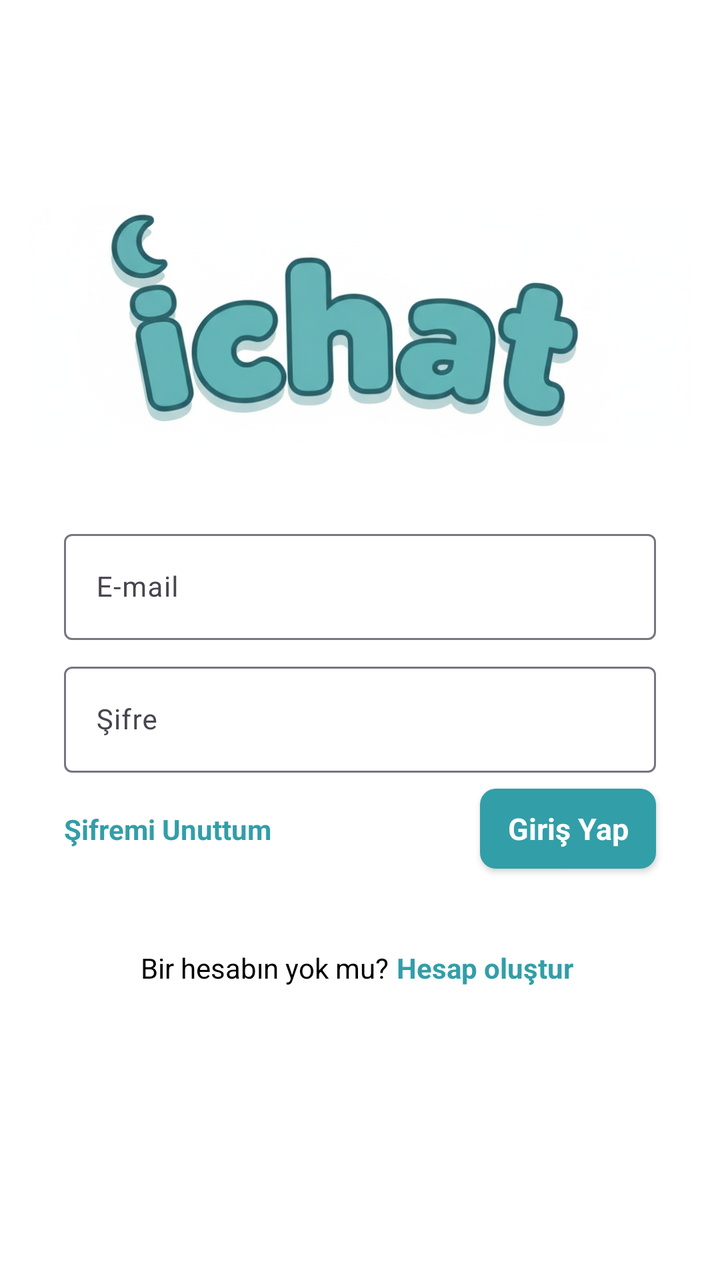
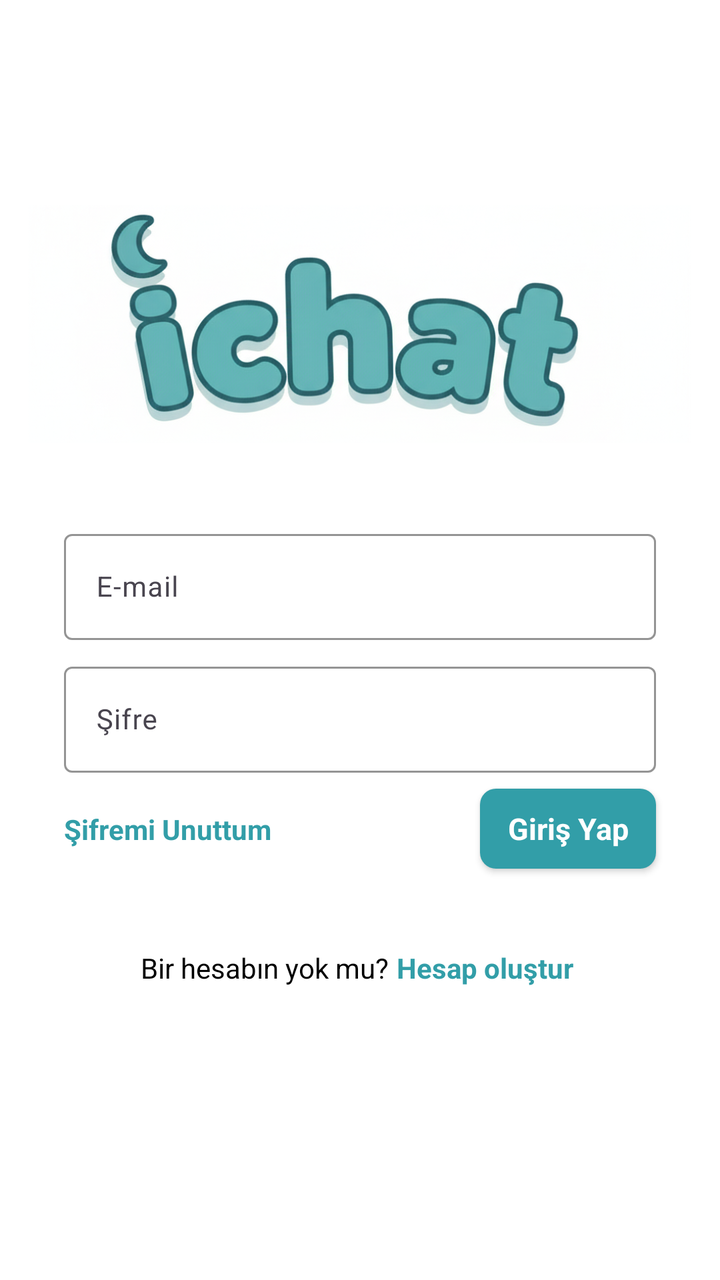

An Android layout rendered at two revisions. The XML below is the earlier revision; the diff shows what the commit changed to produce the second picture.
<!-- AndroidManifest.xml: application theme Theme.ChatApp -->
<!-- res/layout/fragment_login_page.xml -->
<?xml version="1.0" encoding="utf-8"?>
<androidx.constraintlayout.widget.ConstraintLayout xmlns:android="http://schemas.android.com/apk/res/android"
    xmlns:app="http://schemas.android.com/apk/res-auto"
    xmlns:tools="http://schemas.android.com/tools"
    android:layout_width="match_parent"
    android:layout_height="match_parent"
    tools:context=".fragments.LoginPage"
    android:background="@color/white">

    <ImageView
        android:id="@+id/logo"
        android:layout_width="0dp"
        android:layout_height="200dp"
        android:layout_marginEnd="14dp"
        android:scaleType="fitCenter"
        android:src="@drawable/logo"
        app:layout_constraintBottom_toTopOf="@+id/eMailTextFieldBox"
        app:layout_constraintEnd_toEndOf="parent"
        app:layout_constraintHorizontal_bias="0.0"
        app:layout_constraintStart_toStartOf="parent" />

    <com.google.android.material.textfield.TextInputLayout
        android:id="@+id/eMailTextFieldBox"
        android:layout_width="match_parent"
        android:layout_height="wrap_content"
        android:layout_marginStart="32dp"
        android:layout_marginEnd="32dp"
        style="@style/ThemeOverlay.Material3.AutoCompleteTextView.OutlinedBox"
        app:layout_constraintBottom_toTopOf="@id/guideVertical"
        app:layout_constraintEnd_toEndOf="parent"
        app:layout_constraintStart_toStartOf="parent">

        <EditText
            android:id="@+id/eMailTextField"
            android:layout_width="match_parent"
            android:layout_height="wrap_content"
            style="@style/primaryTextStyle"
            android:hint="@string/eMail"/>


    </com.google.android.material.textfield.TextInputLayout>


    <com.google.android.material.textfield.TextInputLayout
        android:id="@+id/passwordTextFieldBox"
        style="@style/ThemeOverlay.Material3.AutoCompleteTextView.OutlinedBox"
        android:layout_width="match_parent"
        android:layout_height="wrap_content"
        android:layout_marginStart="32dp"
        android:layout_marginTop="8dp"
        android:layout_marginEnd="32dp"
        app:layout_constraintEnd_toEndOf="parent"
        app:layout_constraintStart_toStartOf="parent"
        app:layout_constraintTop_toBottomOf="@id/guideVertical">

        <EditText
            android:id="@+id/passwordTextField"
            style="@style/primaryTextStyle"
            android:layout_width="match_parent"
            android:layout_height="wrap_content"
            android:hint="@string/password" />

    </com.google.android.material.textfield.TextInputLayout>


    <androidx.appcompat.widget.AppCompatButton
        android:id="@+id/girisYap"
        style="@style/primaryTextStyleOnBackground"
        android:layout_width="wrap_content"
        android:layout_height="40dp"
        android:layout_marginTop="8dp"
        android:background="@drawable/button_style"
        android:text="@string/login"
        android:textAllCaps="false"
        android:textSize="15sp"
        android:textStyle="bold"
        app:layout_constraintEnd_toEndOf="@+id/eMailTextFieldBox"
        app:layout_constraintTop_toBottomOf="@+id/passwordTextFieldBox" />


    <TextView
        android:id="@+id/forgotPassword"
        android:layout_width="wrap_content"
        android:layout_height="wrap_content"
        android:text="@string/forgot_password"
        style="@style/primaryTextStyle"
        android:textStyle="bold"
        android:textColor="@color/primary"
        app:layout_constraintBottom_toBottomOf="@+id/girisYap"
        app:layout_constraintStart_toStartOf="@+id/passwordTextFieldBox"
        app:layout_constraintTop_toTopOf="@+id/girisYap" />

    <androidx.constraintlayout.widget.Guideline
        android:id="@+id/guide"
        android:layout_width="match_parent"
        android:layout_height="wrap_content"
        android:orientation="vertical"
        app:layout_constraintGuide_percent="0.54" />

    <androidx.constraintlayout.widget.Guideline
        android:id="@+id/guideVertical"
        android:orientation="horizontal"
        android:layout_width="match_parent"
        android:layout_height="wrap_content"
        app:layout_constraintGuide_percent="0.5"/>

    <TextView
        android:id="@+id/tex"
        style="@style/primaryTextStyle"
        android:layout_width="wrap_content"
        android:layout_height="wrap_content"
        android:layout_marginTop="40dp"
        android:text="@string/create_account_head"

        android:textColor="@color/black"
        app:layout_constraintEnd_toEndOf="@+id/guide"
        app:layout_constraintTop_toBottomOf="@+id/girisYap" />

    <TextView
        android:id="@+id/createAccount"
        style="@style/primaryTextStyle"
        android:layout_width="wrap_content"
        android:layout_height="wrap_content"
        android:layout_marginStart="4dp"
        android:layout_marginTop="40dp"
        android:text="@string/create_account"
        android:textColor="@color/primary"
        android:textStyle="bold"
        app:layout_constraintStart_toEndOf="@+id/guide"
        app:layout_constraintTop_toBottomOf="@+id/girisYap" />




</androidx.constraintlayout.widget.ConstraintLayout>
<!-- resources referenced by this layout -->
<resources>
  <color name="black">#FF000000</color>
  <color name="primary">#329ea8</color>
  <color name="white">#FFFFFFFF</color>
  <!-- drawable button_style (drawable) -->
  <?xml version="1.0" encoding="utf-8"?>
  <selector xmlns:android="http://schemas.android.com/apk/res/android">
  
      <item>
          <shape>
              <solid android:color="@color/primary"/>
              <corners android:radius="8dp"/>
          </shape>
      </item>
  
  </selector>
  <!-- drawable logo: png bitmap (drawable, 413113 bytes) -->
  <string name="create_account">Hesap oluştur</string>
  <string name="create_account_head">Bir hesabın yok mu?</string>
  <string name="eMail">E-mail</string>
  <string name="forgot_password">Şifremi Unuttum</string>
  <string name="login">Giriş Yap</string>
  <string name="password">Şifre</string>
  <style name="primaryTextStyle">
          <item name="android:textSize">14sp</item>
          <item name="android:textColor">@color/textColor</item>
          <item name="fontFamily">@font/hostgrotesk</item>
      </style>
  <style name="primaryTextStyleOnBackground">
          <item name="android:textSize">14sp</item>
          <item name="android:textColor">@color/white</item>
          <item name="fontFamily">@font/hostgrotesk</item>
      </style>
  <style name="Theme.ChatApp" parent="Base.Theme.ChatApp" />
  <color name="textColor">#000000</color>
  <style name="Base.Theme.ChatApp" parent="Theme.Material3.DayNight.NoActionBar">
          
          
      </style>
</resources>

<!-- the commit's change to res/layout/fragment_login_page.xml (unified diff, before → after) -->
@@ -25,6 +25,8 @@
         android:layout_height="wrap_content"
         android:layout_marginStart="32dp"
         android:layout_marginEnd="32dp"
+
+        app:boxStrokeColor="@color/primary"
         style="@style/ThemeOverlay.Material3.AutoCompleteTextView.OutlinedBox"
         app:layout_constraintBottom_toTopOf="@id/guideVertical"
         app:layout_constraintEnd_toEndOf="parent"
@@ -49,6 +51,7 @@
         android:layout_marginStart="32dp"
         android:layout_marginTop="8dp"
         android:layout_marginEnd="32dp"
+        app:boxStrokeColor="@color/primary"
         app:layout_constraintEnd_toEndOf="parent"
         app:layout_constraintStart_toStartOf="parent"
         app:layout_constraintTop_toBottomOf="@id/guideVertical">
